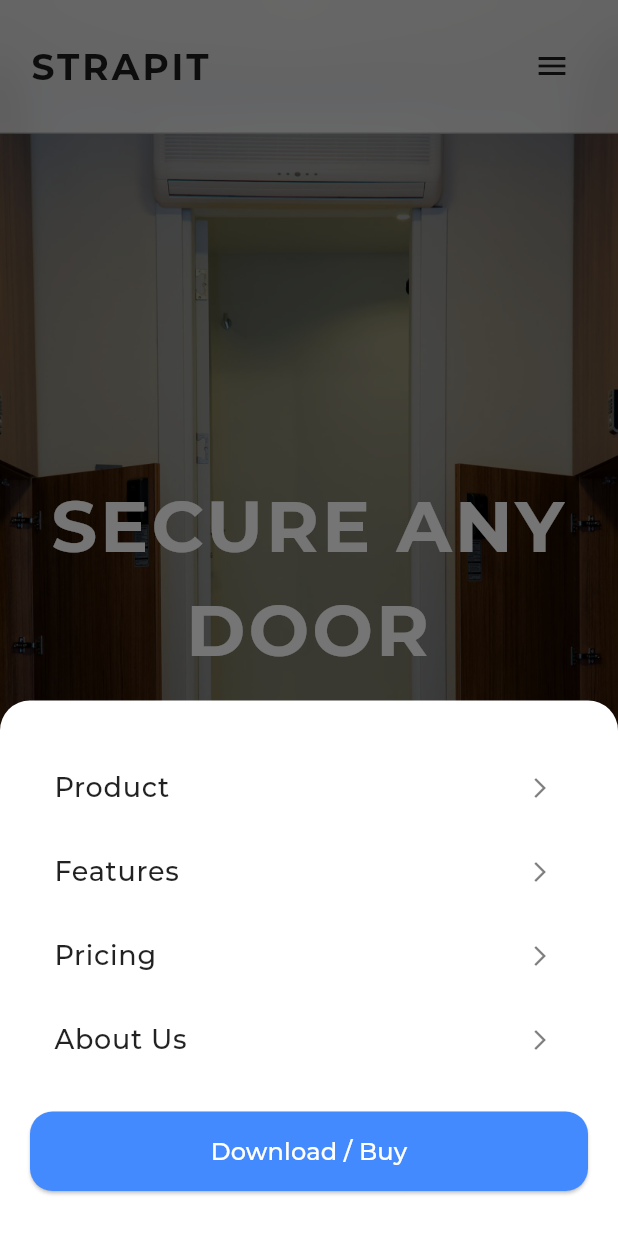
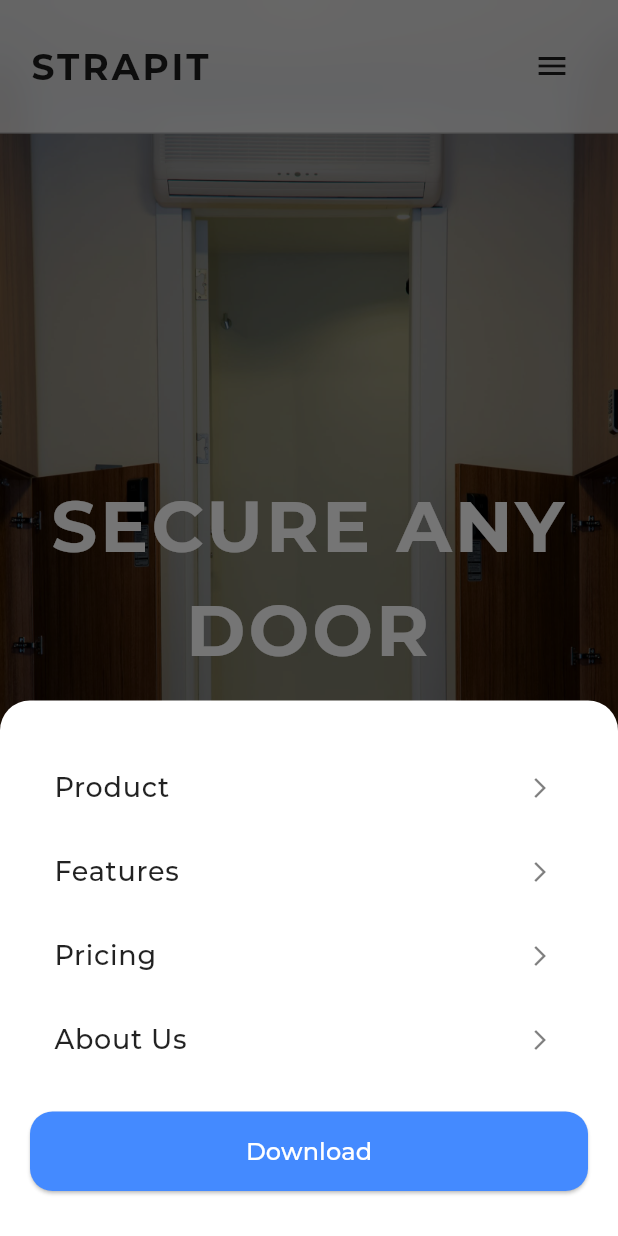
Before and after one commit to Summerflake/StrapIt, a Flutter app: the screen it shows after launch, scrolled down 576 dp, after a tap on "STRAPIT", after a tap on the "menu" icon, on a phone screen of 412 x 824 dp. Run offline on Flutter 3.47's test engine with Material 3 defaults, Android fonts, the phone set to English and light mode, and no system bars; our stand-ins replace flutter_svg, google_fonts.

Commit message:
fixed navbar and footer

```diff
--- a/lib/home_page.dart
+++ b/lib/home_page.dart
@@ -1,6 +1,7 @@
 import 'dart:async';
 import 'dart:ui';
 import 'package:flutter/material.dart';
+import 'package:flutter_svg/flutter_svg.dart'; // Added for SVG support
 import 'nav_bar.dart';
 import 'background.dart';
 
@@ -514,7 +515,7 @@ class FeaturesSection extends StatelessWidget {
 }
 
 // ============================================================================
-// 4. PRICING SECTION (UPDATED: Back to Price Corridor)
+// 4. PRICING SECTION
 // ============================================================================
 class PricingSection extends StatelessWidget {
   const PricingSection({super.key});
@@ -892,11 +893,11 @@ class FooterCombinedSection extends StatelessWidget {
         Row(
           mainAxisAlignment: isMobile ? MainAxisAlignment.center : MainAxisAlignment.end,
           children: [
-            _socialIcon(Icons.camera_alt_outlined),
+            _socialSvgIcon('assets/image/instagram.svg'), // Using SVG for Instagram
             const SizedBox(width: 15),
             _socialIcon(Icons.facebook),
             const SizedBox(width: 15),
-            _socialIcon(Icons.play_circle_outline),
+            _socialSvgIcon('assets/image/youtube.svg'), // Using SVG for YouTube
           ],
         ),
         const SizedBox(height: 20),
@@ -962,13 +963,11 @@ class FooterCombinedSection extends StatelessWidget {
         ),
         child: Row(
           children: [
-            ShaderMask(
-              shaderCallback: (Rect bounds) => const LinearGradient(
-                colors: [Colors.blue, Colors.red, Colors.yellow, Colors.green],
-                begin: Alignment.topLeft,
-                end: Alignment.bottomRight,
-              ).createShader(bounds),
-              child: const Icon(Icons.play_arrow_rounded, color: Colors.white, size: 36),
+            // Using SvgPicture.asset as requested
+            SvgPicture.asset(
+              'assets/image/google-play-icon.svg',
+              width: 30, // Adjusted size to fit container nicely
+              height: 30,
             ),
             const SizedBox(width: 8),
             Column(
@@ -990,4 +989,16 @@ class FooterCombinedSection extends StatelessWidget {
       child: Icon(icon, color: Colors.grey[600], size: 28),
     );
   }
+
+  Widget _socialSvgIcon(String assetPath) {
+    return InkWell(
+      onTap: (){},
+      child: SvgPicture.asset(
+        assetPath,
+        width: 28,
+        height: 28,
+        colorFilter: ColorFilter.mode(Colors.grey[600]!, BlendMode.srcIn),
+      ),
+    );
+  }
 }
--- a/lib/nav_bar.dart
+++ b/lib/nav_bar.dart
@@ -89,7 +89,7 @@ class NavBar extends StatelessWidget {
                     elevation: 0,
                     shape: RoundedRectangleBorder(borderRadius: BorderRadius.circular(30)),
                   ),
-                  child: const Text("Download / Buy", style: TextStyle(color: Colors.white, fontWeight: FontWeight.bold)),
+                  child: const Text("Download", style: TextStyle(color: Colors.white, fontWeight: FontWeight.bold)),
                 ),
               ]
               // --- MOBILE NAVIGATION ---
@@ -144,7 +144,7 @@ class NavBar extends StatelessWidget {
                     padding: const EdgeInsets.symmetric(vertical: 15),
                     shape: RoundedRectangleBorder(borderRadius: BorderRadius.circular(15)),
                   ),
-                  child: const Text("Download / Buy", style: TextStyle(color: Colors.white, fontSize: 16)),
+                  child: const Text("Download", style: TextStyle(color: Colors.white, fontSize: 16)),
                 ),
               ),
             ],
--- a/pubspec.yaml
+++ b/pubspec.yaml
@@ -35,6 +35,7 @@ dependencies:
   # Use with the CupertinoIcons class for iOS style icons.
   cupertino_icons: ^1.0.8
   google_fonts: ^6.1.0
+  flutter_svg: ^2.2.3
 
 dev_dependencies:
   flutter_test:
```
Also changed, not shown: assets/image/google-play-icon.svg (added), assets/image/instagram.svg (added), assets/image/youtube.svg (added), pubspec.lock.
